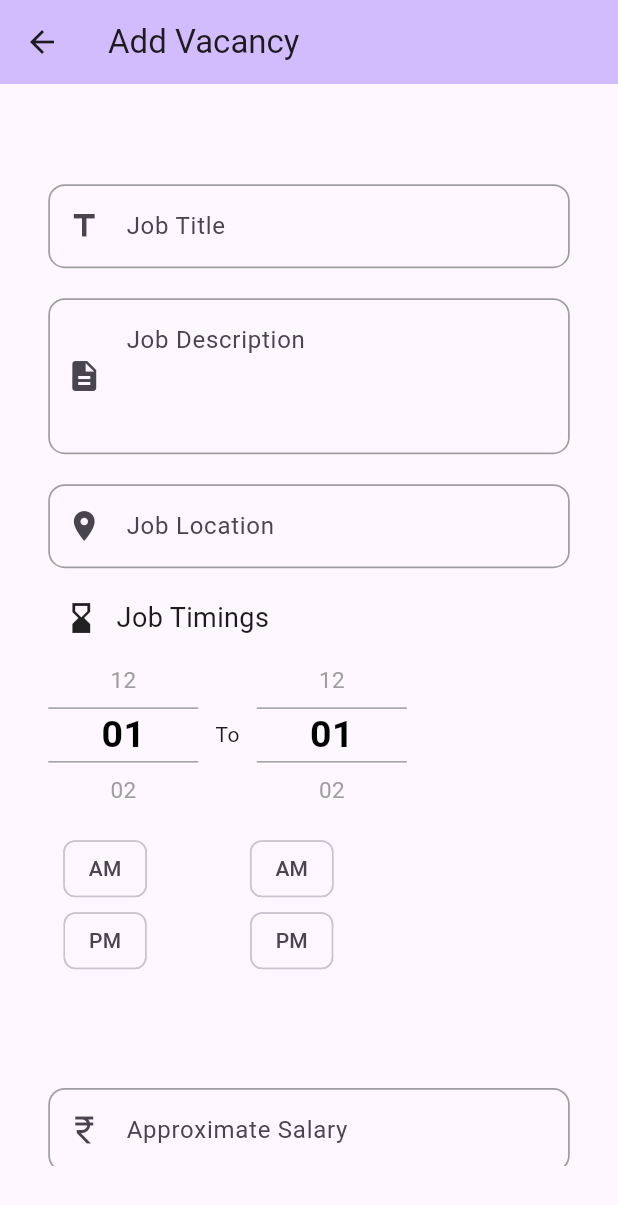
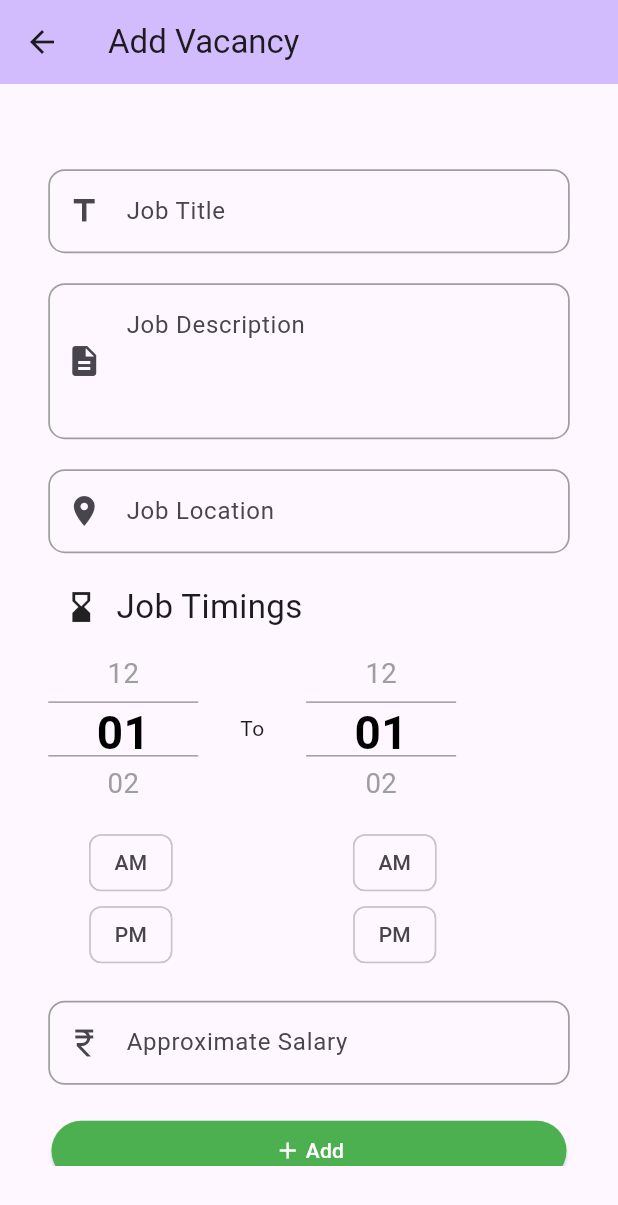
Before and after one commit to nSHREEPRASAD/AajiCare-Application, a Flutter app: the ownerAddVacancy screen opened directly, on a phone screen of 412 x 824 dp. Shown: the top 1205 px of the screen. Run offline on Flutter 3.47's test engine with Material 3 defaults, Android fonts, the phone set to English and light mode, and no system bars; drawn by our look-alikes of numberpicker; our stand-ins replace carousel_slider, cloud_firestore, file_picker, firebase_auth, firebase_core, firebase_database and 4 more; missing offline and left inert: easy_pdf_viewer; accounts and stored records are empty.

Commit message:
Updated on 21-06-24

```diff
--- a/aaji_care/lib/OwnerPages/ownerAddVacancy.dart
+++ b/aaji_care/lib/OwnerPages/ownerAddVacancy.dart
@@ -44,7 +44,7 @@ class _ownerAddVacancyState extends State<ownerAddVacancy> {
               crossAxisAlignment: CrossAxisAlignment.start,
               children: [
                 Padding(
-                  padding: const EdgeInsets.only(top: 20,left: 15,right: 15),
+                  padding: const EdgeInsets.only(top: 10,left: 15,right: 15),
                   child: Form(
                     key: key_1,
                     child: TextFormField(
@@ -174,7 +174,6 @@ class _ownerAddVacancyState extends State<ownerAddVacancy> {
                   padding: const EdgeInsets.only(top: 20,left: 15,right: 15),
                   child: Container(
                     width: (300/360)*ScreenWidth,
-                    height: (250/672)*ScreenHeight,
                     child: Column(
                       children: [
                         Padding(
@@ -183,7 +182,15 @@ class _ownerAddVacancyState extends State<ownerAddVacancy> {
                             children: [
                               Icon(Icons.hourglass_bottom),
                               SizedBox(width: (10/360)*ScreenWidth,),
-                              Text("Job Timings",style: TextStyle(fontSize: 18),)
+                              Container(
+                                width: (240/360)*ScreenWidth,
+                                child: Column(
+                                  crossAxisAlignment: CrossAxisAlignment.start,
+                                  children: [
+                                    Text("Job Timings",style: TextStyle(fontSize: (18/672)*ScreenHeight),),
+                                  ],
+                                ),
+                              )
                             ],
                           ),
                         ),
@@ -196,8 +203,8 @@ class _ownerAddVacancyState extends State<ownerAddVacancy> {
                                 zeroPad: true,
                                 itemHeight: (30/672)*ScreenHeight,
                                 infiniteLoop: true,
-                                selectedTextStyle: TextStyle(color: Colors.black,fontWeight: FontWeight.bold,fontSize: 25),
-                                textStyle: TextStyle(color: Colors.grey,fontSize: 15),
+                                selectedTextStyle: TextStyle(color: Colors.black,fontWeight: FontWeight.bold,fontSize: (25/672)*ScreenHeight),
+                                textStyle: TextStyle(color: Colors.grey,fontSize: (15/672)*ScreenHeight),
                                 decoration: BoxDecoration(
                                   border: Border(
                                     top: BorderSide(
@@ -217,7 +224,14 @@ class _ownerAddVacancyState extends State<ownerAddVacancy> {
                               ),
                             ),
                             SizedBox(width: (10/360)*ScreenWidth,),
-                            Text("To"),
+                            Container(
+                              width: (40/672)*ScreenHeight,
+                              child: Column(
+                                children: [
+                                  Text("To"),
+                                ],
+                              ),
+                            ),
                             SizedBox(width: (10/360)*ScreenWidth,),
                             SingleChildScrollView(
                               child: NumberPicker(
@@ -226,8 +240,8 @@ class _ownerAddVacancyState extends State<ownerAddVacancy> {
                                 zeroPad: true,
                                 itemHeight: (30/672)*ScreenHeight,
                                 infiniteLoop: true,
-                                selectedTextStyle: TextStyle(color: Colors.black,fontWeight: FontWeight.bold,fontSize: 25),
-                                textStyle: TextStyle(color: Colors.grey,fontSize: 15),
+                                selectedTextStyle: TextStyle(color: Colors.black,fontWeight: FontWeight.bold,fontSize: (25/672)*ScreenHeight),
+                                textStyle: TextStyle(color: Colors.grey,fontSize: (15/672)*ScreenHeight),
                                 decoration: BoxDecoration(
                                   border: Border(
                                     top: BorderSide(
@@ -252,6 +266,7 @@ class _ownerAddVacancyState extends State<ownerAddVacancy> {
                           padding: const EdgeInsets.only(left: 10,top: 10),
                           child: Row(
                             children: [
+                              SizedBox(width: (15/360)*ScreenWidth,),
                               Column(
                                 children: [
                                   ChoiceChip(
@@ -276,7 +291,7 @@ class _ownerAddVacancyState extends State<ownerAddVacancy> {
                                   ),
                                 ],
                               ),
-                              SizedBox(width: (60/360)*ScreenWidth,),
+                              SizedBox(width: (105/360)*ScreenWidth,),
                               Column(
                                 children: [
                                   ChoiceChip(
@@ -357,9 +372,9 @@ class _ownerAddVacancyState extends State<ownerAddVacancy> {
                     mainAxisAlignment: MainAxisAlignment.center,
                     children: [
                       Container(
-                        color: Colors.amber,
                         width: (300/360)*ScreenWidth,
                         child: ElevatedButton(
+                          style: ElevatedButton.styleFrom(backgroundColor: Colors.green),
                           onPressed: (){
                             if (!key_1.currentState!.validate() || !key_2.currentState!.validate() || !key_3.currentState!.validate() || !key_5.currentState!.validate()) {
                               return;
@@ -397,9 +412,11 @@ class _ownerAddVacancyState extends State<ownerAddVacancy> {
                             }
                           },
                           child: Row(
+                            mainAxisAlignment: MainAxisAlignment.center,
                             children: [
-                              Icon(Icons.add),
-                              Text("Add"),
+                              Icon(Icons.add,color: Colors.white,),
+                              SizedBox(width: (5/672)*ScreenWidth,),
+                              Text("Add",style: TextStyle(color: Colors.white),),
                             ],
                           )
                         ),
```
Also changed, not shown: aaji_care/lib/OwnerPages/ownerVacancy.dart (+16 -12 lines), aaji_care/lib/OwnerPages/ownerVacancyInformation.dart (+10 -10 lines).
